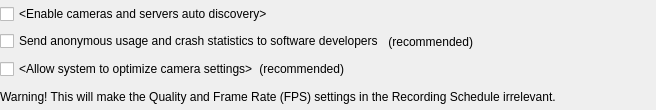
networkoptix/nx_open, file vms/client/nx_vms_client_desktop/src/ui/widgets/system_settings/system_settings_widget.ui: the form before one commit.
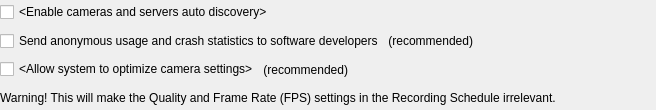
The form after the commit. Custom widgets are drawn as their Qt base class.

Commit message:
VMS-13604: Another iteration on spacing between System Administration dialog checkboxes
<==== Mercurial data ====>
Branch: vms_4.0_gui

Patch:
```diff
--- a/vms/client/nx_vms_client_desktop/src/ui/widgets/system_settings/system_settings_widget.ui
+++ b/vms/client/nx_vms_client_desktop/src/ui/widgets/system_settings/system_settings_widget.ui
@@ -15,7 +15,7 @@
   </property>
   <layout class="QVBoxLayout" name="verticalLayout">
    <property name="spacing">
-    <number>0</number>
+    <number>4</number>
    </property>
    <property name="leftMargin">
     <number>0</number>
```
The commit also changes 2 other files.
